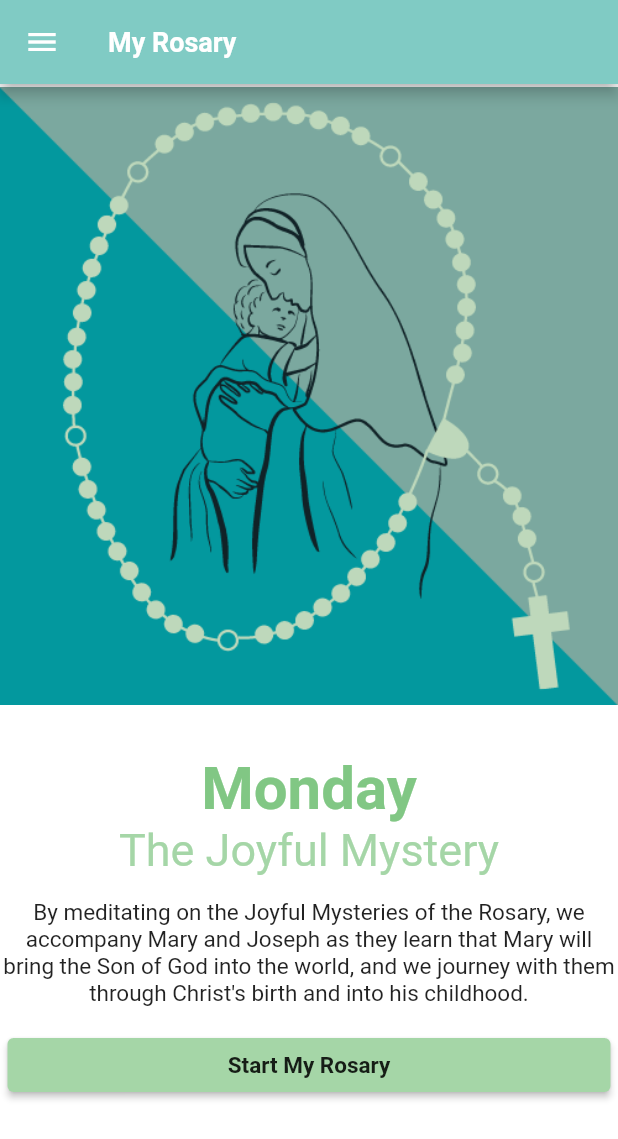
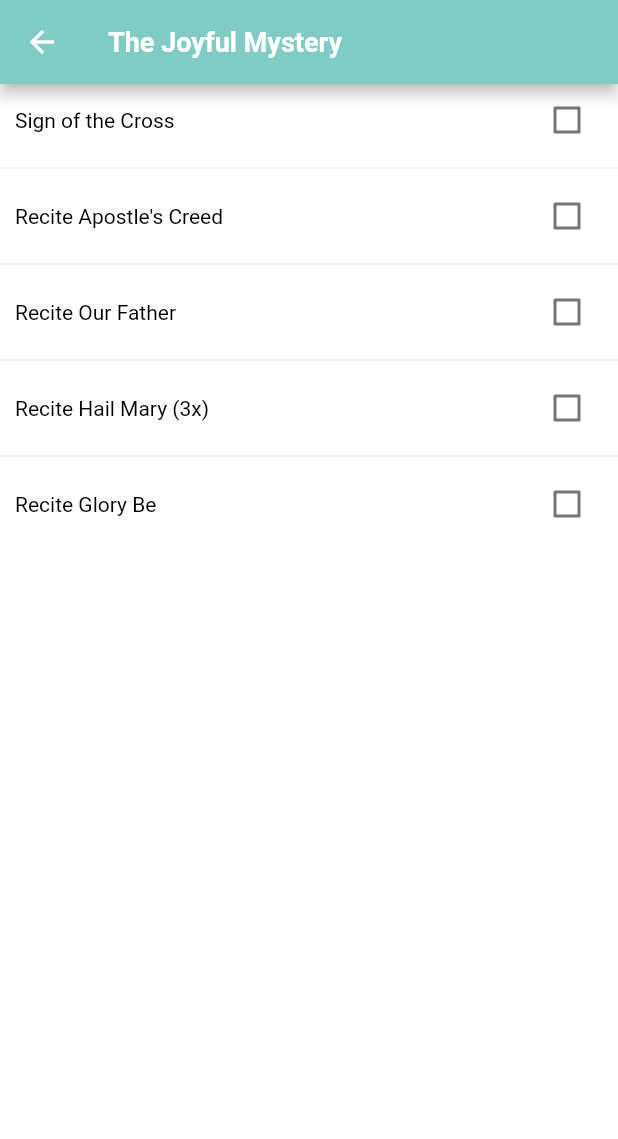
Before and after one commit to helendeguinion1/my_rosary, a Flutter app: the screen it shows after launch, after a tap on "Start My Rosary", on a phone screen of 412 x 824 dp. Shown: the top 1139 px of the screen. Run offline on Flutter 3.47's test engine with Material 2 defaults, Android fonts, the phone set to English and light mode, and no system bars.

Commit message:
add Widgets, Screens and helper, setup author

```diff
--- /dev/null
+++ b/lib/helper/rosary_mystery_helper.dart
@@ -0,0 +1,32 @@
+List<String> mysteryToday(String weekdaysName) {
+  String _mysteryName = '';
+  String _desc = '';
+
+  switch (weekdaysName) {
+    case 'Monday':
+    case 'Saturday':
+      _mysteryName = "The Joyful Mystery";
+      _desc =
+          "By meditating on the Joyful Mysteries of the Rosary, we accompany Mary and Joseph as they learn that Mary will bring the Son of God into the world, and we journey with them through Christ's birth and into his childhood.";
+      break;
+    case 'Tuesday':
+    case 'Friday':
+      _mysteryName = "The Sorrowful Mystery";
+      _desc =
+          "The Sorrowful Mysteries of the Rosary are the second of the three traditional sets of events in the life of Christ upon which Catholics meditate while praying the rosary. The Sorrowful Mysteries cover the events of Holy Thursday, after the Last Supper, through the Crucifixion of Christ on Good Friday.";
+      break;
+    case 'Wednesday':
+    case 'Sunday':
+      _mysteryName = "The Glorious Mystery";
+      _desc =
+          "The Glorious Mysteries are the crown of Jesus' triumphs. How exhilarating to know that Jesus is God and that He rose from the dead thereby destroying death and making you an heir to Heaven.";
+      break;
+    case 'Thursday':
+      _mysteryName = "The Luminous Mystery";
+      _desc =
+          "The Luminous Mysteries of the Rosary are the stories of Jesus' public life, from his baptism to his death. Jesus, by his example, teaches us what we can do to become his disciples.";
+      break;
+    default:
+  }
+  return [_mysteryName, _desc];
+}
--- a/lib/main.dart
+++ b/lib/main.dart
@@ -2,6 +2,10 @@ import 'package:flutter/material.dart';
 //Screens
 import 'package:my_rosary/screens/main_screen.dart';
 import 'package:my_rosary/screens/rosary_guide_screen.dart';
+import 'package:my_rosary/screens/start_rosary_screen.dart';
+//Helper
+import 'package:my_rosary/helper/date_time_helper.dart';
+import 'package:my_rosary/helper/rosary_mystery_helper.dart';
 void main() {
   runApp(const MyApp());
 }
@@ -20,7 +24,8 @@ class MyApp extends StatelessWidget {
       ),
       home: const MainScreen(),
       routes: {
-        '/rosary-guide': (context) => const RosaryGuideScreen()
+        '/rosary-guide': (context) => const RosaryGuideScreen(),
+        '/start-rosary': (context) => StartRosaryScreen(currentMystery: mysteryToday(weekdaysName())[0],)
       },
     );
   }
--- a/lib/screens/main_screen.dart
+++ b/lib/screens/main_screen.dart
@@ -6,6 +6,9 @@ import 'package:my_rosary/widgets/atoms/mr_text.dart';
 import 'package:my_rosary/widgets/molecules/mr_elevated_button.dart';
 //Helper
 import 'package:my_rosary/helper/date_time_helper.dart';
+import 'package:my_rosary/helper/rosary_mystery_helper.dart';
+//Screens
+import 'package:my_rosary/screens/start_rosary_screen.dart';
 
 class MainScreen extends StatefulWidget {
   const MainScreen({Key? key}) : super(key: key);
@@ -15,37 +18,37 @@ class MainScreen extends StatefulWidget {
 }
 
 class _MainScreenState extends State<MainScreen> {
-  String? _mysteryName;
-  String? _desc;
-  String _mysteryToday() {
-    switch (weekdaysName()) {
-      case 'Monday':
-      case 'Saturday':
-        _mysteryName = "The Joyful Mystery";
-        _desc =
-            "By meditating on the Joyful Mysteries of the Rosary, we accompany Mary and Joseph as they learn that Mary will bring the Son of God into the world, and we journey with them through Christ's birth and into his childhood.";
-        break;
-      case 'Tuesday':
-      case 'Friday':
-        _mysteryName = "The Sorrowful Mystery";
-        _desc =
-            "The Sorrowful Mysteries of the Rosary are the second of the three traditional sets of events in the life of Christ upon which Catholics meditate while praying the rosary. The Sorrowful Mysteries cover the events of Holy Thursday, after the Last Supper, through the Crucifixion of Christ on Good Friday.";
-        break;
-      case 'Wednesday':
-      case 'Sunday':
-        _mysteryName = "The Glorious Mystery";
-        _desc =
-            "The Glorious Mysteries are the crown of Jesus' triumphs. How exhilarating to know that Jesus is God and that He rose from the dead thereby destroying death and making you an heir to Heaven.";
-        break;
-      case 'Thursday':
-        _mysteryName = "The Luminous Mystery";
-        _desc =
-            "The Luminous Mysteries of the Rosary are the stories of Jesus' public life, from his baptism to his death. Jesus, by his example, teaches us what we can do to become his disciples.";
-        break;
-      default:
-    }
-    return weekdaysName();
-  }
+  // String? _mysteryName;
+  // String? _desc;
+  // String _mysteryToday() {
+  //   switch (weekdaysName()) {
+  //     case 'Monday':
+  //     case 'Saturday':
+  //       _mysteryName = "The Joyful Mystery";
+  //       _desc =
+  //           "By meditating on the Joyful Mysteries of the Rosary, we accompany Mary and Joseph as they learn that Mary will bring the Son of God into the world, and we journey with them through Christ's birth and into his childhood.";
+  //       break;
+  //     case 'Tuesday':
+  //     case 'Friday':
+  //       _mysteryName = "The Sorrowful Mystery";
+  //       _desc =
+  //           "The Sorrowful Mysteries of the Rosary are the second of the three traditional sets of events in the life of Christ upon which Catholics meditate while praying the rosary. The Sorrowful Mysteries cover the events of Holy Thursday, after the Last Supper, through the Crucifixion of Christ on Good Friday.";
+  //       break;
+  //     case 'Wednesday':
+  //     case 'Sunday':
+  //       _mysteryName = "The Glorious Mystery";
+  //       _desc =
+  //           "The Glorious Mysteries are the crown of Jesus' triumphs. How exhilarating to know that Jesus is God and that He rose from the dead thereby destroying death and making you an heir to Heaven.";
+  //       break;
+  //     case 'Thursday':
+  //       _mysteryName = "The Luminous Mystery";
+  //       _desc =
+  //           "The Luminous Mysteries of the Rosary are the stories of Jesus' public life, from his baptism to his death. Jesus, by his example, teaches us what we can do to become his disciples.";
+  //       break;
+  //     default:
+  //   }
+  //   return weekdaysName();
+  // }
 
   @override
   Widget build(BuildContext context) {
@@ -65,37 +68,38 @@ class _MainScreenState extends State<MainScreen> {
             height: 30,
           ),
           MrText(
-            text: _mysteryToday(),
+            text: weekdaysName(),
             color: Colors.green[300]!,
             fontWeight: FontWeight.bold,
             fontSize: 40,
           ),
           MrText(
-            text: _mysteryName,
+            text: mysteryToday(weekdaysName())[0],
             color: Colors.green[200]!,
             fontSize: 30,
           ),
           Padding(
             padding: const EdgeInsets.only(left: 2.0, right: 2.0, top: 15.0),
             child: MrText(
-              text: _desc,
+              text: mysteryToday(weekdaysName())[1],
               fontSize: 15,
               textAlign: TextAlign.center,
               color: Colors.black87,
             ),
           ),
           Padding(
-            padding: const EdgeInsets.only(top: 15.0, left: 5.0, right: 5.0),
-            child: SizedBox(
-              width: double.infinity,
-              child: MrElevatedButton(
+              padding: const EdgeInsets.only(top: 15.0, left: 5.0, right: 5.0),
+              child: SizedBox(
+                width: double.infinity,
+                child: MrElevatedButton(
                   text: 'Start My Rosary',
-                  textColor: Colors.black87,
+                  textColor: Colors.white,
                   textWeight: FontWeight.bold,
                   textSize: 15,
-                  onPressed: () {}),
-            ),
-          )
+                  onPressed: () =>
+                      Navigator.pushNamed(context, '/start-rosary'),
+                ),
+              ))
         ]));
   }
 }
--- /dev/null
+++ b/lib/screens/mystery_screen.dart
@@ -0,0 +1,19 @@
+import 'package:flutter/material.dart';
+//Widget
+import 'package:my_rosary/widgets/organisms/mr_scaffold.dart';
+import 'package:my_rosary/widgets/atoms/mr_text.dart';
+
+class MysteryScreen extends StatelessWidget {
+  @override
+  Widget build(BuildContext context) {
+    return const MrScaffold(
+      appBarTitle: MrText(
+        text: 'Mystery',
+        color: Colors.white,
+        fontWeight: FontWeight.bold,
+        fontSize: 18,
+      ),
+      body: Center(child: MrText(text: "Test...")),
+    );
+  }
+}
--- a/lib/screens/rosary_guide_screen.dart
+++ b/lib/screens/rosary_guide_screen.dart
@@ -9,8 +9,18 @@ class RosaryGuideScreen extends StatelessWidget {
   @override
   Widget build(BuildContext context) {
     return MrScaffold(
-      appBarTitle: const MrText(text: "Guide", fontSize: 16, color: Colors.white70,),
-      body: Image.asset('assets/images/rosary_guide.png'),
+      appBarTitle: const MrText(
+        text: "Guide",
+        color: Colors.white,
+        fontWeight: FontWeight.bold,
+        fontSize: 18,
+      ),
+      body: Image.asset(
+        'assets/images/rosary_guide.png',
+        height: 750,
+        width: double.infinity,
+        fit: BoxFit.fill,
+      ),
     );
   }
 }
--- /dev/null
+++ b/lib/screens/start_rosary_screen.dart
@@ -0,0 +1,96 @@
+import 'package:flutter/material.dart';
+//Widget
+import 'package:my_rosary/widgets/organisms/mr_scaffold.dart';
+import 'package:my_rosary/widgets/atoms/mr_text.dart';
+import 'package:my_rosary/widgets/molecules/mr_labeled_checkbox.dart';
+
+class StartRosaryScreen extends StatefulWidget {
+  const StartRosaryScreen({Key? key, this.currentMystery}) : super(key: key);
+
+  final String? currentMystery;
+  @override
+  _StartRosaryScreenState createState() => _StartRosaryScreenState();
+}
+
+class _StartRosaryScreenState extends State<StartRosaryScreen> {
+  final _steps = Steps();
+  @override
+  Widget build(BuildContext context) {
+    return MrScaffold(
+      appBarTitle: MrText(
+        text: widget.currentMystery,
+        color: Colors.white,
+        fontWeight: FontWeight.bold,
+        fontSize: 18,
+      ),
+      body: ListView(padding: EdgeInsets.zero, children: <Widget>[
+        MrLabeledCheckBox(
+            padding: const EdgeInsets.symmetric(horizontal: 10.0),
+            value: _steps.signOfTheCross,
+            onChanged: (bool? newValue) {
+              setState(() {
+                _steps.signOfTheCross = newValue!;
+              });
+            },
+            label: "Sign of the Cross"),
+        Divider(
+          color: Colors.teal[50],
+        ),
+        MrLabeledCheckBox(
+            padding: const EdgeInsets.symmetric(horizontal: 10.0),
+            value: _steps.appostlesCreed,
+            onChanged: (bool? newValue) {
+              setState(() {
+                _steps.appostlesCreed = newValue!;
+              });
+            },
+            label: "Recite Apostle's Creed"),
+        const Divider(),
+        MrLabeledCheckBox(
+            padding: const EdgeInsets.symmetric(horizontal: 10.0),
+            value: _steps.ourFather,
+            onChanged: (bool? newValue) {
+              setState(() {
+                _steps.ourFather = newValue!;
+              });
+            },
+            label: "Recite Our Father"),
+        const Divider(),
+        MrLabeledCheckBox(
+            padding: const EdgeInsets.symmetric(horizontal: 10.0),
+            value: _steps.threeHailMary,
+            onChanged: (bool? newValue) {
+              setState(() {
+                _steps.threeHailMary = newValue!;
+              });
+            },
+            label: "Recite Hail Mary (3x)"),
+        const Divider(),
+        MrLabeledCheckBox(
+            padding: const EdgeInsets.symmetric(horizontal: 10.0),
+            value: _steps.gloryBe,
+            onChanged: (bool? newValue) {
+              setState(() {
+                _steps.gloryBe = newValue!;
+              });
+            },
+            label: "Recite Glory Be"),
+      ]),
+    );
+  }
+}
+
+class Steps {
+  bool signOfTheCross;
+  bool appostlesCreed;
+  bool ourFather;
+  bool threeHailMary;
+  bool gloryBe;
+
+  Steps(
+      {this.signOfTheCross = false,
+      this.appostlesCreed = false,
+      this.ourFather = false,
+      this.threeHailMary = false,
+      this.gloryBe = false});
+}
--- /dev/null
+++ b/lib/widgets/atoms/mr_checkbox.dart
@@ -0,0 +1,16 @@
+import 'package:flutter/material.dart';
+
+class MrCheckbox extends StatelessWidget {
+  final bool? isChecked;
+  final Function? onChanged;
+  const MrCheckbox({Key? key, this.isChecked = false, this.onChanged})
+      : super(key: key);
+
+  @override
+  Widget build(BuildContext context) {
+    return Checkbox(
+      value: isChecked,
+      onChanged: (bool? newValue) => onChanged!(newValue!) as Function(bool)?,
+    );
+  }
+}
--- a/lib/widgets/molecules/mr_elevated_button.dart
+++ b/lib/widgets/molecules/mr_elevated_button.dart
@@ -20,7 +20,7 @@ class MrElevatedButton extends StatelessWidget {
   @override
   Widget build(BuildContext context) {
     return ElevatedButton(
-      style: ElevatedButton.styleFrom(primary: Colors.green[200]),
+      style: ElevatedButton.styleFrom(primary: Colors.teal[200]),
       child: MrText(
         text: text,
         color: textColor,
--- /dev/null
+++ b/lib/widgets/molecules/mr_labeled_checkbox.dart
@@ -0,0 +1,45 @@
+// ignore_for_file: use_key_in_widget_constructors
+
+import 'package:flutter/material.dart';
+//Widget
+import 'package:my_rosary/widgets/atoms/mr_checkbox.dart';
+import 'package:my_rosary/widgets/atoms/mr_text.dart';
+
+class MrLabeledCheckBox extends StatelessWidget {
+  final EdgeInsets? padding;
+  final bool value;
+  final Function onChanged;
+  final String label;
+
+  const MrLabeledCheckBox({
+    required this.value,
+    required this.onChanged,
+    required this.label,
+    this.padding,
+  });
+
+  @override
+  Widget build(BuildContext context) {
+    return InkWell(
+      onTap: () {
+        onChanged(!value);
+      },
+      child: Padding(
+          padding: padding!,
+          child: Row(
+            children: <Widget>[
+              Expanded(
+                  child: MrText(
+                text: label,
+              )),
+              MrCheckbox(
+                isChecked: value,
+                onChanged: (bool? newValue) {
+                  onChanged(newValue);
+                },
+              )
+            ],
+          )),
+    );
+  }
+}
--- a/lib/widgets/molecules/mr_main_drawer.dart
+++ b/lib/widgets/molecules/mr_main_drawer.dart
@@ -13,10 +13,19 @@ class MrMainDrawer extends StatelessWidget {
         decoration: BoxDecoration(
           color: Colors.teal[200]!,
         ),
-        child: const Center(child: Text('Pray Rosary Daily'),),
+        child: const Center(
+          child: MrText(
+            text: 'Pray Rosary Daily',
+            color: Colors.white,
+            fontWeight: FontWeight.bold,
+            fontSize: 18,
+          ),
+        ),
       ),
       ListTile(
-        title: const MrText(text: "Rosary Guide",),
+        title: const MrText(
+          text: "Rosary Guide",
+        ),
         onTap: () {
           Navigator.pushNamed(context, '/rosary-guide');
         },
```
